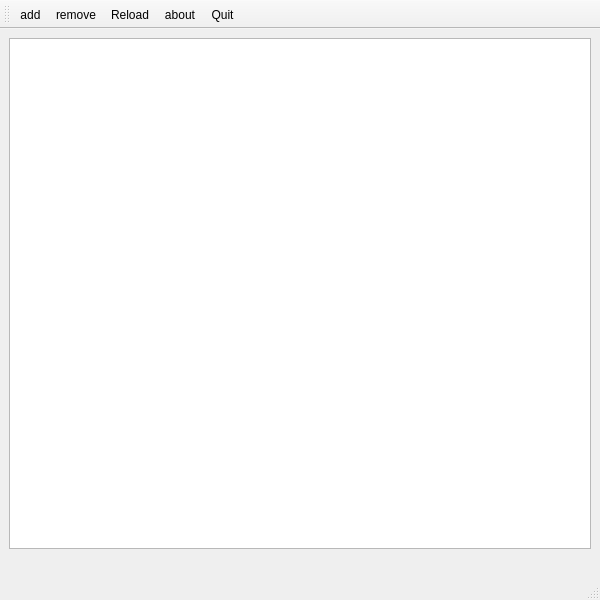
First picture: the form in src/whyblocked.ui, repository tastytea/whyblocked, before the edit.
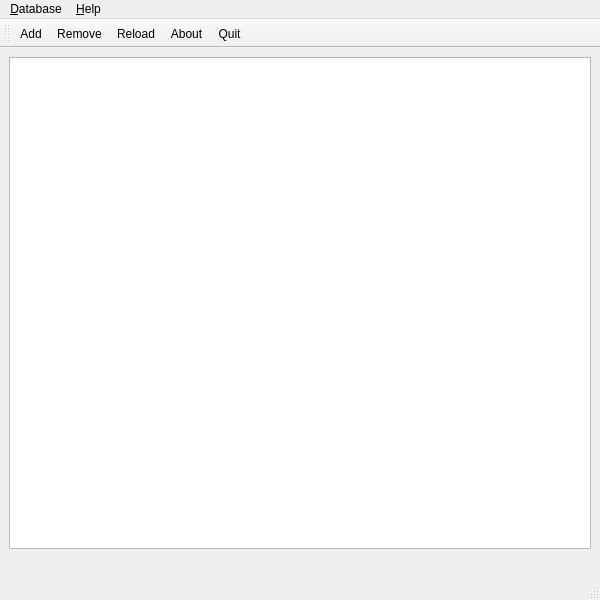
Second picture: the form after the edit. Icons and pictures are not drawn.

Patch:
```diff
--- a/src/whyblocked.ui
+++ b/src/whyblocked.ui
@@ -75,13 +75,40 @@
    <addaction name="action_about"/>
    <addaction name="action_quit"/>
   </widget>
+  <widget class="QMenuBar" name="menuBar">
+   <property name="geometry">
+    <rect>
+     <x>0</x>
+     <y>0</y>
+     <width>600</width>
+     <height>21</height>
+    </rect>
+   </property>
+   <widget class="QMenu" name="menuDatabase">
+    <property name="title">
+     <string>&amp;Database</string>
+    </property>
+    <addaction name="action_add"/>
+    <addaction name="action_remove"/>
+    <addaction name="action_reload"/>
+    <addaction name="action_quit"/>
+   </widget>
+   <widget class="QMenu" name="menuHelp">
+    <property name="title">
+     <string>&amp;Help</string>
+    </property>
+    <addaction name="action_about"/>
+   </widget>
+   <addaction name="menuDatabase"/>
+   <addaction name="menuHelp"/>
+  </widget>
   <action name="action_add">
    <property name="icon">
     <iconset theme="add">
      <normaloff>.</normaloff>.</iconset>
    </property>
    <property name="text">
-    <string>add</string>
+    <string>&amp;Add</string>
    </property>
    <property name="toolTip">
     <string>Add user or instance</string>
@@ -96,7 +123,7 @@
      <normaloff>.</normaloff>.</iconset>
    </property>
    <property name="text">
-    <string>remove</string>
+    <string>Re&amp;move</string>
    </property>
    <property name="toolTip">
     <string>Remove user or instance</string>
@@ -111,7 +138,7 @@
      <normaloff>.</normaloff>.</iconset>
    </property>
    <property name="text">
-    <string>about</string>
+    <string>About</string>
    </property>
    <property name="toolTip">
     <string>About this application</string>
@@ -123,7 +150,7 @@
      <normaloff>.</normaloff>.</iconset>
    </property>
    <property name="text">
-    <string>Reload</string>
+    <string>&amp;Reload</string>
    </property>
    <property name="toolTip">
     <string>Reload database</string>
@@ -137,7 +164,7 @@
     <iconset theme="exit"/>
    </property>
    <property name="text">
-    <string>Quit</string>
+    <string>&amp;Quit</string>
    </property>
    <property name="toolTip">
     <string>Quit application</string>
```
Left out of the diff: 3 changed lines with no effect on the pictures.
